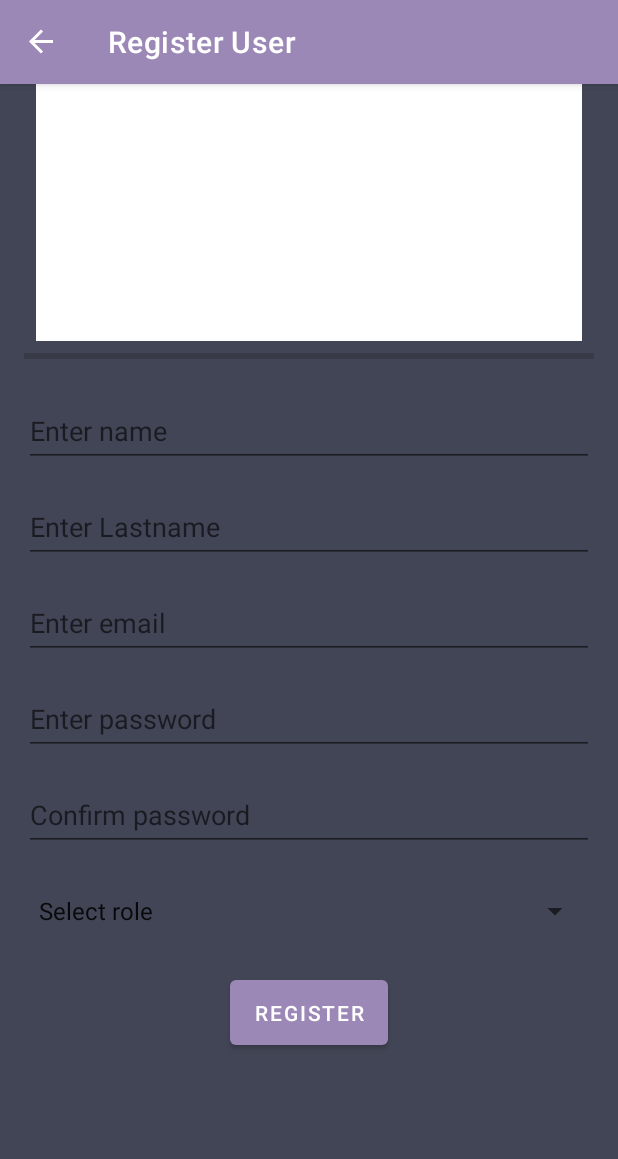
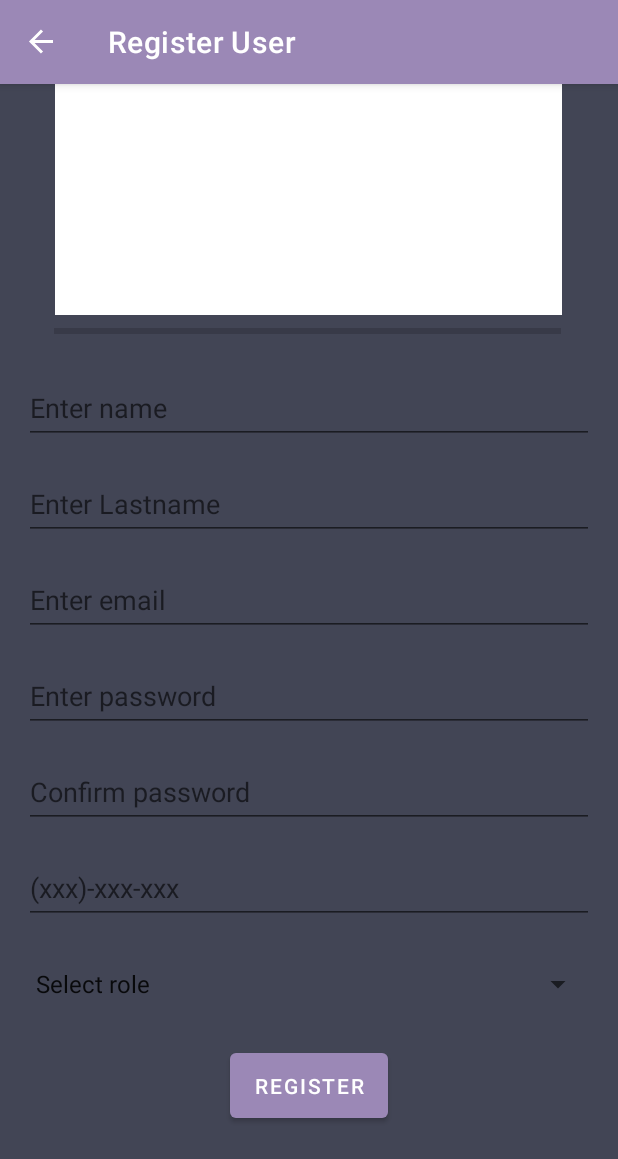
Before and after one commit to AliciaC07/Proyecto-final-Android, an Android app: the RegisterUserFragment screen opened through its navigation route, on a phone screen of 412 x 824 dp. Shown: the top 1159 px of the screen. Run offline under Robolectric (Android 15) with nearby library versions, the phone set to English and light mode, and no system bars; our stand-ins replace Firebase (no records; nobody signed in at launch, a user with empty details on screens opened directly), Room's generated code, navigation-ui; pictures from the network do not load.

Commit message:
Agregando campo de telefono.

```diff
--- a/app/src/main/java/com/aip/commerce_e/RegisterUserFragment.java
+++ b/app/src/main/java/com/aip/commerce_e/RegisterUserFragment.java
@@ -10,6 +10,7 @@ import android.net.Uri;
 import android.os.Bundle;
 import android.os.Handler;
 import android.provider.MediaStore;
+import android.telephony.PhoneNumberFormattingTextWatcher;
 import android.util.Log;
 import android.widget.PopupMenu;
 import android.widget.Toast;
@@ -108,6 +109,9 @@ public class RegisterUserFragment extends Fragment {
         userViewModel = new ViewModelProvider(this).get(UserViewModel.class);
         mAuth = FirebaseAuth.getInstance();
 
+///https://stackoverflow.com/questions/4152780/mask-an-edittext-with-phone-number-format-nan-like-in-phonenumberutils
+        binding.phoneNumber.addTextChangedListener(new PhoneNumberFormattingTextWatcher());
+
         binding.imageView2.setOnClickListener(view -> {
             PopupMenu popup = new PopupMenu(binding.getRoot().getContext(), view);
             //Inflating the Popup using xml file
@@ -168,6 +172,7 @@ public class RegisterUserFragment extends Fragment {
         user.setRole(binding.spnRoles.getSelectedItem().toString());
         user.setImageUrl(url);
         user.setUIdFirebase(uuid);
+        user.setPhone(binding.phoneNumber.getText().toString());
         userViewModel.insert(user);
         clear();
     }
@@ -205,7 +210,7 @@ public class RegisterUserFragment extends Fragment {
 
     public Boolean validate(){
         if (binding.emailtxt.getText().toString().isEmpty() || binding.userNametxt.getText().toString().isEmpty() || binding.lastNametxt.getText().toString().isEmpty()
-        || binding.passConfirm1.getText().toString().isEmpty() || binding.passConfirm2.getText().toString().isEmpty()){
+        || binding.passConfirm1.getText().toString().isEmpty() || binding.passConfirm2.getText().toString().isEmpty() || binding.phoneNumber.getText().toString().isEmpty()){
             Toast.makeText(binding.getRoot().getContext(), "Must fill all fields", Toast.LENGTH_SHORT).show();
             return false;
         }
--- a/app/src/main/java/com/aip/commerce_e/models/User.java
+++ b/app/src/main/java/com/aip/commerce_e/models/User.java
@@ -25,5 +25,6 @@ public class User implements Serializable {
     private String uIdFirebase;
     private String role;
     private String imageUrl;
+    private String phone;
     private Boolean active = true;
 }
--- a/app/src/main/res/layout/fragment_register_user.xml
+++ b/app/src/main/res/layout/fragment_register_user.xml
@@ -10,8 +10,8 @@
             android:layout_width="match_parent"
             android:layout_height="match_parent">
         <ImageView
-                android:layout_width="0dp"
-                android:layout_height="199dp" tools:srcCompat="@tools:sample/avatars"
+                android:layout_width="338dp"
+                android:layout_height="182dp" tools:srcCompat="@tools:sample/avatars"
                 android:id="@+id/imageView2"
                 app:layout_constraintTop_toTopOf="parent" app:layout_constraintEnd_toEndOf="parent"
                 app:layout_constraintStart_toStartOf="parent" android:layout_marginTop="28dp"
@@ -80,19 +80,29 @@
                 app:layout_constraintTop_toBottomOf="@+id/spnRoles" android:layout_marginTop="16dp"/>
         <ProgressBar
                 style="?android:attr/progressBarStyleHorizontal"
-                android:layout_width="0dp"
-                android:layout_height="20dp"
+                android:layout_width="338dp"
+                android:layout_height="22dp"
                 android:id="@+id/progressBar2"
                 app:layout_constraintTop_toBottomOf="@+id/imageView2" app:layout_constraintEnd_toEndOf="parent"
                 app:layout_constraintStart_toStartOf="parent" android:layout_marginStart="16dp"
-                android:layout_marginEnd="16dp"/>
+                android:layout_marginEnd="16dp" app:layout_constraintHorizontal_bias="0.479"/>
         <Spinner
-                android:layout_width="376dp"
+                android:layout_width="0dp"
                 android:layout_height="48dp" android:id="@+id/spnRoles"
-                android:layout_marginTop="16dp" app:layout_constraintTop_toBottomOf="@+id/passConfirm2"
                 app:layout_constraintStart_toStartOf="parent" android:layout_marginStart="16dp"
                 android:layout_marginEnd="16dp" app:layout_constraintEnd_toEndOf="parent"
-                android:entries="@array/roles"/>
+                android:entries="@array/roles" app:layout_constraintTop_toBottomOf="@+id/phoneNumber"
+                android:layout_marginTop="16dp"/>
+        <EditText
+                android:layout_width="0dp"
+                android:layout_height="wrap_content"
+                android:inputType="phone"
+                android:ems="10"
+                android:id="@+id/phoneNumber"
+                app:layout_constraintTop_toBottomOf="@+id/passConfirm2" app:layout_constraintStart_toStartOf="parent"
+                app:layout_constraintEnd_toEndOf="parent" android:layout_marginStart="16dp"
+                android:layout_marginEnd="16dp" android:layout_marginTop="16dp" android:minHeight="48dp"
+                android:hint="@string/phone"/>
 
     </androidx.constraintlayout.widget.ConstraintLayout>
 </ScrollView>
--- a/app/src/main/res/values/strings.xml
+++ b/app/src/main/res/values/strings.xml
@@ -14,6 +14,7 @@
     <string name="camera">Choose From Camera</string>
     <string name="storage">Choose From Storage</string>
     <string name="gallery">Choose From Gallery</string>
+    <string name="phone">(xxx)-xxx-xxx</string>
 
     <string name="hello_first_fragment">Hello first fragment</string>
     <string name="hello_second_fragment">Hello second fragment. Arg: %1$s</string>
```
